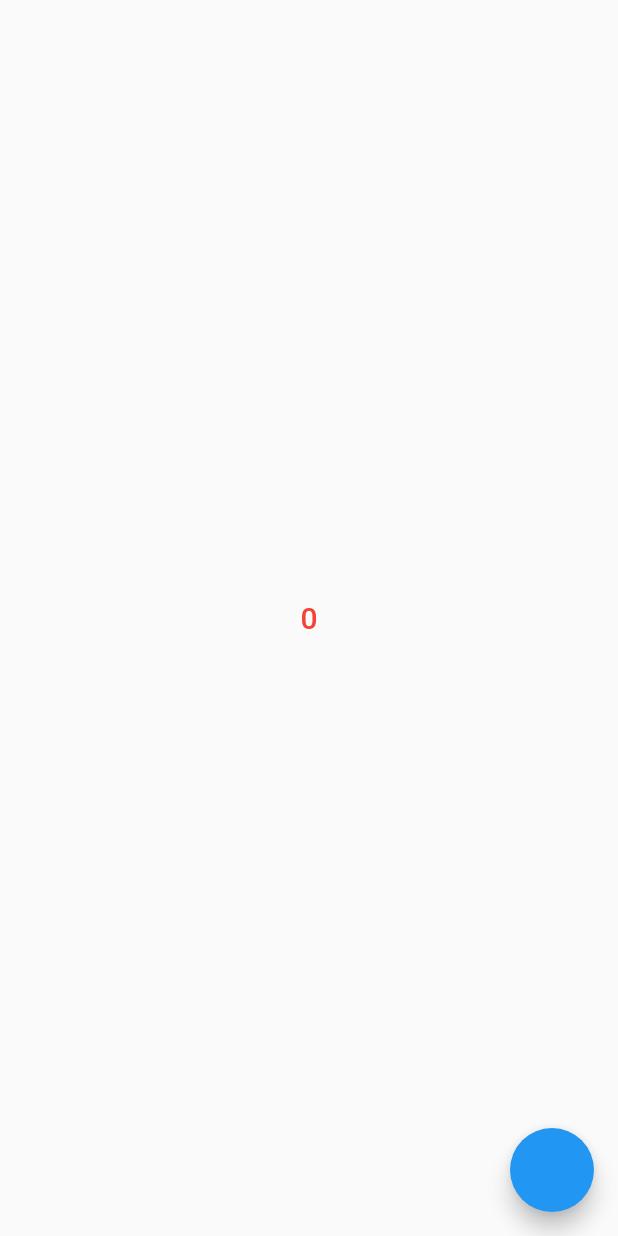
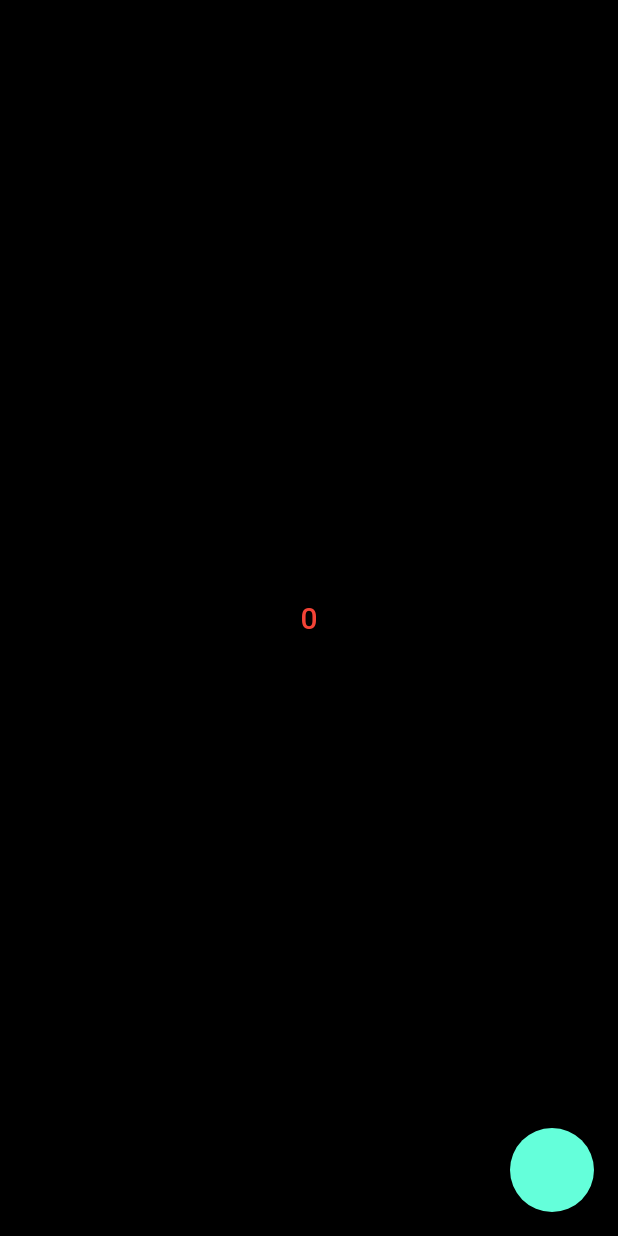
Before and after one commit to igzafer0/idev, a Flutter app: the screen it shows after launch, on a phone screen of 412 x 824 dp. Run offline on Flutter 3.47's test engine with Material 2 defaults, Android fonts, the phone set to English and light mode, and no system bars; our stand-ins replace flutter_mobx, mobx; generated files the repository leaves out were written again.

Commit message:
Dark theme eklendi

```diff
--- a/lib/core/base/model/base_view_model.dart
+++ b/lib/core/base/model/base_view_model.dart
@@ -1,8 +1,10 @@
 import 'package:flutter/material.dart';
+
+import '../../init/navigation/navigation_service.dart';
 
 abstract class BaseViewModel {
   late BuildContext viewModelContext;
-
+  NavigationService navigation = NavigationService.instance;
   void setContext(BuildContext context);
   void init();
 }
--- a/lib/core/init/notifier/theme_notifier.dart
+++ b/lib/core/init/notifier/theme_notifier.dart
@@ -6,12 +6,10 @@ import 'package:idev/core/init/theme/app_theme_light.dart';
 import '../../constants/enum/app_theme_enum.dart';
 
 class ThemeNotifier extends ChangeNotifier {
-  ThemeData _currentTheme = AppThemeLight.instance.theme;
+  ThemeData _currentTheme = AppThemeDark.instance.theme;
 
-  AppThemes _currenThemeEnum = AppThemes.LIGHT;
+  AppThemes _currenThemeEnum = AppThemes.DARK;
 
-  /// Applicaton theme enum.
-  /// Deafult value is [AppThemes.LIGHT]
   AppThemes get currenThemeEnum => _currenThemeEnum;
 
   ThemeData get currentTheme => _currentTheme;
@@ -25,7 +23,6 @@ class ThemeNotifier extends ChangeNotifier {
     notifyListeners();
   }
 
-  /// Change your app theme with [currenThemeEnum] value.
   void changeTheme() {
     if (_currenThemeEnum == AppThemes.LIGHT) {
       _currentTheme = AppThemeDark.instance.theme;
--- a/lib/core/init/theme/app_theme_dark.dart
+++ b/lib/core/init/theme/app_theme_dark.dart
@@ -12,6 +12,7 @@ class AppThemeDark extends AppTheme {
 
   @override
   ThemeData get theme => ThemeData.dark().copyWith(
+        scaffoldBackgroundColor: Colors.black,
         textTheme: const TextTheme(titleLarge: TextStyle(color: Colors.red)),
       );
 }
--- a/lib/main.dart
+++ b/lib/main.dart
@@ -24,6 +24,7 @@ class IdevRun extends StatelessWidget {
   @override
   Widget build(BuildContext context) {
     return MaterialApp(
+      debugShowCheckedModeBanner: false,
       onGenerateRoute: NavigationRoute.instance.generateRoute,
       navigatorKey: NavigationService.instance.navigatorKey,
       theme: context.watch<ThemeNotifier>().currentTheme,
```
